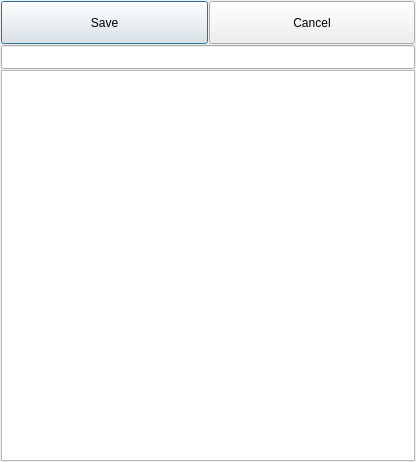
This is ui/config-edit.ui in berndhs/arado as Qt 5 draws it before an edit. The edited form follows.
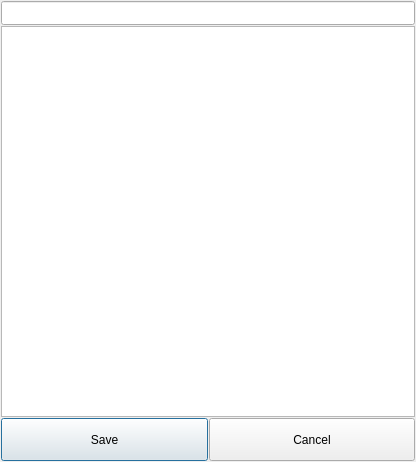
This is the edited form. Icons and pictures are not drawn.

Commit message: buttons to the bottum, better placement for mobile fat fingers, to not mix up with tab on top.

Diff of the .ui file:
```diff
--- a/ui/config-edit.ui
+++ b/ui/config-edit.ui
@@ -28,68 +28,6 @@
    <bool>false</bool>
   </property>
   <layout class="QGridLayout" name="gridLayout">
-   <item row="0" column="0">
-    <layout class="QHBoxLayout" name="horizontalLayout">
-     <item>
-      <widget class="QPushButton" name="saveButton">
-       <property name="sizePolicy">
-        <sizepolicy hsizetype="Minimum" vsizetype="Fixed">
-         <horstretch>10</horstretch>
-         <verstretch>0</verstretch>
-        </sizepolicy>
-       </property>
-       <property name="minimumSize">
-        <size>
-         <width>0</width>
-         <height>43</height>
-        </size>
-       </property>
-       <property name="text">
-        <string>Save</string>
-       </property>
-       <property name="icon">
-        <iconset resource="../arado.qrc">
-         <normaloff>:/images/filesaveas.png</normaloff>:/images/filesaveas.png</iconset>
-       </property>
-       <property name="iconSize">
-        <size>
-         <width>32</width>
-         <height>32</height>
-        </size>
-       </property>
-      </widget>
-     </item>
-     <item>
-      <widget class="QPushButton" name="cancelButton">
-       <property name="sizePolicy">
-        <sizepolicy hsizetype="Minimum" vsizetype="Fixed">
-         <horstretch>10</horstretch>
-         <verstretch>0</verstretch>
-        </sizepolicy>
-       </property>
-       <property name="minimumSize">
-        <size>
-         <width>0</width>
-         <height>43</height>
-        </size>
-       </property>
-       <property name="text">
-        <string>Cancel</string>
-       </property>
-       <property name="icon">
-        <iconset resource="../arado.qrc">
-         <normaloff>:/images/back.png</normaloff>:/images/back.png</iconset>
-       </property>
-       <property name="iconSize">
-        <size>
-         <width>32</width>
-         <height>32</height>
-        </size>
-       </property>
-      </widget>
-     </item>
-    </layout>
-   </item>
    <item row="1" column="0">
     <widget class="QLineEdit" name="fileName">
      <property name="sizePolicy">
@@ -109,7 +47,7 @@
      </property>
     </widget>
    </item>
-   <item row="2" column="0">
+   <item row="3" column="0">
     <widget class="QTreeView" name="configView">
      <property name="sizePolicy">
       <sizepolicy hsizetype="Expanding" vsizetype="Expanding">
@@ -122,6 +60,68 @@
      </attribute>
     </widget>
    </item>
+   <item row="4" column="0">
+    <layout class="QHBoxLayout" name="horizontalLayout">
+     <item>
+      <widget class="QPushButton" name="saveButton">
+       <property name="sizePolicy">
+        <sizepolicy hsizetype="Minimum" vsizetype="Fixed">
+         <horstretch>10</horstretch>
+         <verstretch>0</verstretch>
+        </sizepolicy>
+       </property>
+       <property name="minimumSize">
+        <size>
+         <width>0</width>
+         <height>43</height>
+        </size>
+       </property>
+       <property name="text">
+        <string>Save</string>
+       </property>
+       <property name="icon">
+        <iconset resource="../arado.qrc">
+         <normaloff>:/images/filesaveas.png</normaloff>:/images/filesaveas.png</iconset>
+       </property>
+       <property name="iconSize">
+        <size>
+         <width>32</width>
+         <height>32</height>
+        </size>
+       </property>
+      </widget>
+     </item>
+     <item>
+      <widget class="QPushButton" name="cancelButton">
+       <property name="sizePolicy">
+        <sizepolicy hsizetype="Minimum" vsizetype="Fixed">
+         <horstretch>10</horstretch>
+         <verstretch>0</verstretch>
+        </sizepolicy>
+       </property>
+       <property name="minimumSize">
+        <size>
+         <width>0</width>
+         <height>43</height>
+        </size>
+       </property>
+       <property name="text">
+        <string>Cancel</string>
+       </property>
+       <property name="icon">
+        <iconset resource="../arado.qrc">
+         <normaloff>:/images/back.png</normaloff>:/images/back.png</iconset>
+       </property>
+       <property name="iconSize">
+        <size>
+         <width>32</width>
+         <height>32</height>
+        </size>
+       </property>
+      </widget>
+     </item>
+    </layout>
+   </item>
   </layout>
  </widget>
  <layoutdefault spacing="1" margin="1"/>
```
